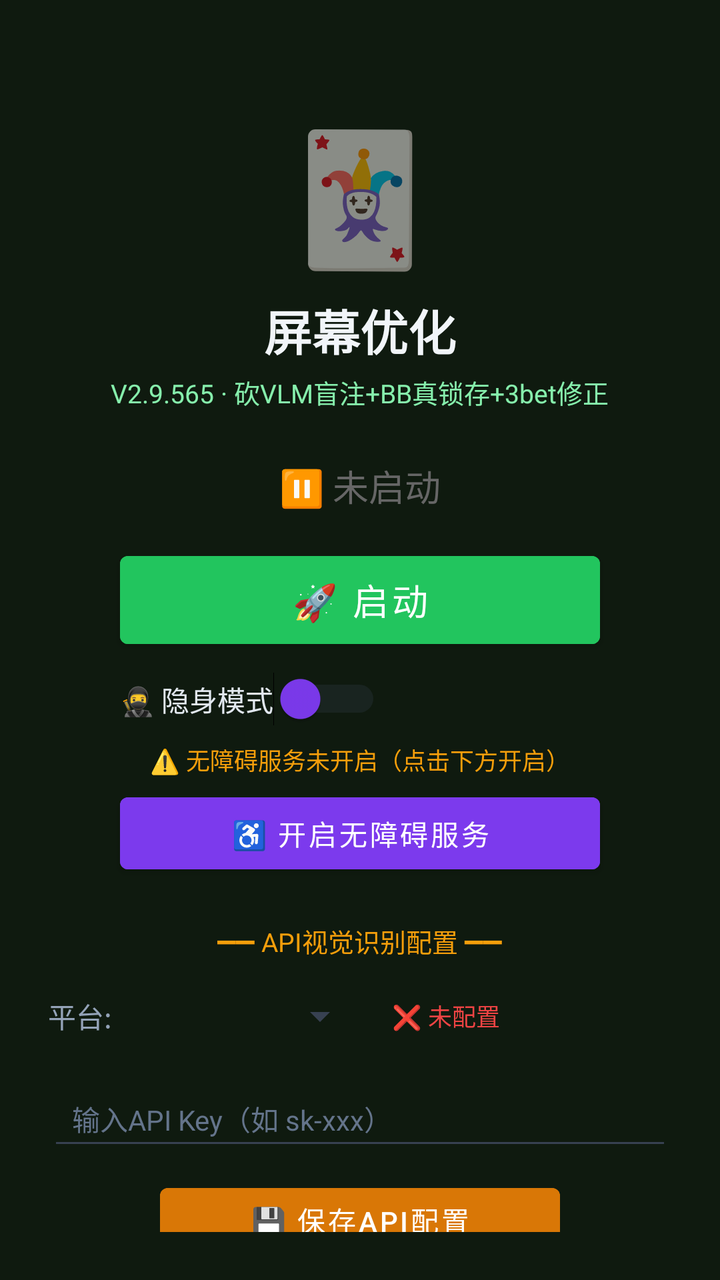
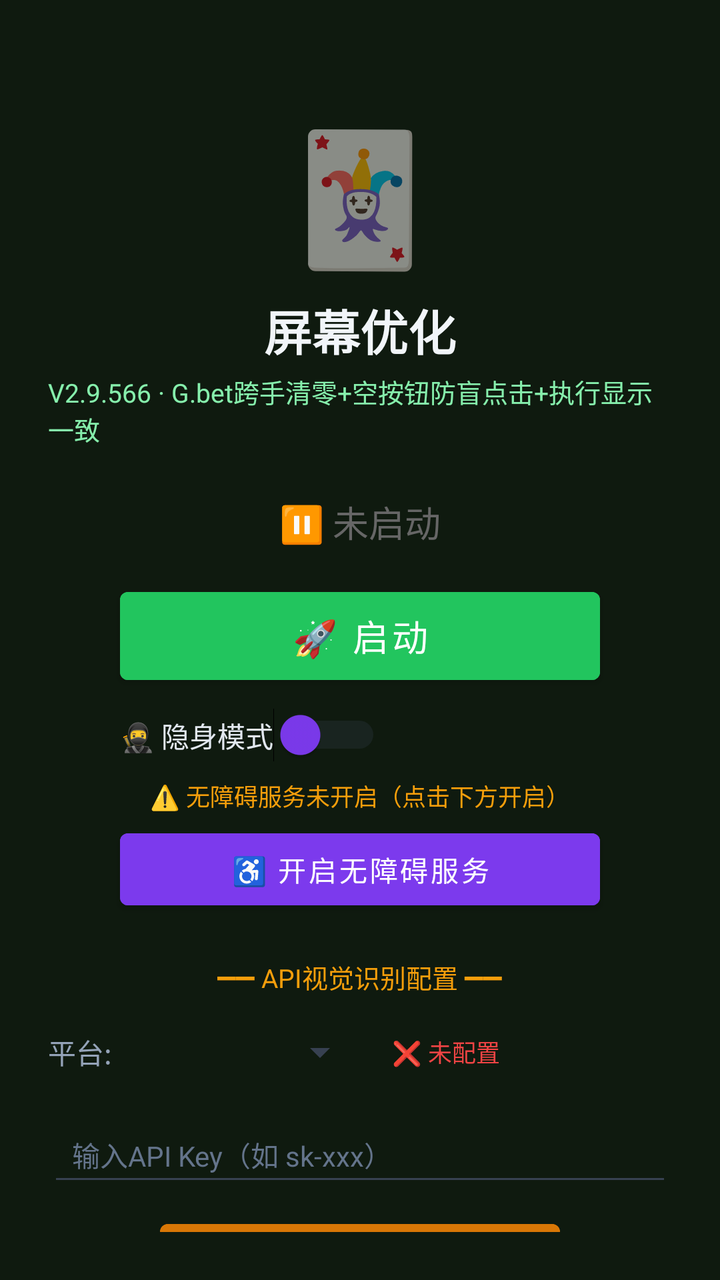

Two renders of the same Android screen: before a commit and after it. Below are the layout's source before the change and the commit's diff.
<!-- AndroidManifest.xml: activity theme Theme.MjScreenshot -->
<!-- res/layout/activity_main.xml -->
<?xml version="1.0" encoding="utf-8"?>
<LinearLayout xmlns:android="http://schemas.android.com/apk/res/android"
    android:layout_width="match_parent"
    android:layout_height="match_parent"
    android:orientation="vertical"
    android:background="#0f1a0f"
    android:padding="24dp"
    android:gravity="center_horizontal">

    <TextView
        android:layout_width="wrap_content"
        android:layout_height="wrap_content"
        android:text="🃏"
        android:textSize="64sp"
        android:layout_marginTop="30dp" />

    <TextView
        android:layout_width="wrap_content"
        android:layout_height="wrap_content"
        android:text="屏幕优化"
        android:textSize="24sp"
        android:textColor="#f1f5f9"
        android:textStyle="bold"
        android:layout_marginTop="8dp" />

    <TextView
        android:layout_width="wrap_content"
        android:layout_height="wrap_content"
        android:text="V2.9.565 · 砍VLM盲注+BB真锁存+3bet修正"
        android:textSize="13sp"
        android:textColor="#86efac"
        android:layout_marginTop="4dp" />

    <TextView
        android:id="@+id/tvStatus"
        android:layout_width="wrap_content"
        android:layout_height="wrap_content"
        android:text="⏸ 未启动"
        android:textSize="18sp"
        android:textColor="#666666"
        android:layout_marginTop="24dp" />

    <Button
        android:id="@+id/btnStart"
        android:layout_width="240dp"
        android:layout_height="56dp"
        android:text="🚀 启动"
        android:textSize="18sp"
        android:textColor="#ffffff"
        android:backgroundTint="#22c55e"
        android:layout_marginTop="16dp" />

    <Button
        android:id="@+id/btnHelper"
        android:layout_width="240dp"
        android:layout_height="56dp"
        android:text="🃏 打开智囊"
        android:textSize="16sp"
        android:textColor="#ffffff"
        android:backgroundTint="#16a34a"
        android:layout_marginTop="12dp"
        android:visibility="gone" />

    
    <LinearLayout
        android:layout_width="240dp"
        android:layout_height="wrap_content"
        android:orientation="horizontal"
        android:gravity="center_vertical"
        android:layout_marginTop="8dp">

        <Switch
            android:id="@+id/switchStealth"
            android:layout_width="wrap_content"
            android:layout_height="wrap_content"
            android:text="🥷 隐身模式"
            android:textColor="#e2e8f0"
            android:textSize="14sp"
            android:thumbTint="#7c3aed"
            android:trackTint="#374151" />
    </LinearLayout>

    <TextView
        android:id="@+id/tvAccessibilityStatus"
        android:layout_width="wrap_content"
        android:layout_height="wrap_content"
        android:text="⚠️ 无障碍服务未开启（点击下方开启）"
        android:textSize="12sp"
        android:textColor="#f59e0b"
        android:layout_marginTop="8dp"
        android:gravity="center" />

    <Button
        android:id="@+id/btnAccessibility"
        android:layout_width="240dp"
        android:layout_height="48dp"
        android:text="♿ 开启无障碍服务"
        android:textSize="14sp"
        android:textColor="#ffffff"
        android:backgroundTint="#7c3aed"
        android:layout_marginTop="4dp" />

    <TextView
        android:layout_width="wrap_content"
        android:layout_height="wrap_content"
        android:text="━━ API视觉识别配置 ━━"
        android:textSize="13sp"
        android:textColor="#f59e0b"
        android:layout_marginTop="20dp" />

    <LinearLayout
        android:layout_width="match_parent"
        android:layout_height="wrap_content"
        android:orientation="horizontal"
        android:layout_marginTop="8dp"
        android:gravity="center_vertical">

        <TextView
            android:layout_width="wrap_content"
            android:layout_height="wrap_content"
            android:text="平台:"
            android:textSize="14sp"
            android:textColor="#94a3b8" />

        <Spinner
            android:id="@+id/spinnerProvider"
            android:layout_width="120dp"
            android:layout_height="40dp"
            android:layout_marginStart="8dp"
            android:backgroundTint="#374151" />

        <TextView
            android:id="@+id/tvApiStatus"
            android:layout_width="wrap_content"
            android:layout_height="wrap_content"
            android:text="❌ 未配置"
            android:textSize="12sp"
            android:textColor="#ef4444"
            android:layout_marginStart="12dp" />
    </LinearLayout>

    <EditText
        android:id="@+id/etApiKey"
        android:layout_width="match_parent"
        android:layout_height="44dp"
        android:hint="输入API Key（如 sk-xxx）"
        android:textSize="14sp"
        android:textColor="#e2e8f0"
        android:textColorHint="#64748b"
        android:backgroundTint="#374151"
        android:inputType="textPassword"
        android:layout_marginTop="8dp"
        android:paddingStart="12dp"
        android:paddingEnd="12dp" />

    <Button
        android:id="@+id/btnSaveApi"
        android:layout_width="200dp"
        android:layout_height="44dp"
        android:text="💾 保存API配置"
        android:textSize="14sp"
        android:textColor="#ffffff"
        android:backgroundTint="#d97706"
        android:layout_marginTop="8dp" />

    <TextView
        android:id="@+id/tvHint"
        android:layout_width="wrap_content"
        android:layout_height="wrap_content"
        android:text="先点上方按钮启动截屏"
        android:textSize="13sp"
        android:textColor="#666666"
        android:layout_marginTop="12dp"
        android:gravity="center" />

    <TextView
        android:layout_width="wrap_content"
        android:layout_height="wrap_content"
        android:text="使用步骤：\n1. 配置API Key（支持OpenAI/通义千问VL/硅基流动）\n2. 点「开启无障碍服务」→ 开启\n3. 开启「🥷隐身模式」(反检测)\n4. 点「启动」→ 允许悬浮窗\n5. 打牌时点屏幕上的🎯悬浮球即可截屏识别\n★ 拖动悬浮球可移到不挡牌的位置 ★\n★ 长按悬浮球可展开/收起详细面板 ★\n★ 悬浮球边框颜色=建议：绿=加注 橙=跟注 红=弃牌 ★"
        android:textSize="12sp"
        android:textColor="#64748b"
        android:layout_marginTop="12dp"
        android:lineSpacingExtra="3dp" />

</LinearLayout>
<!-- resources referenced by this layout -->
<resources>
  <style name="Theme.MjScreenshot" parent="Theme.MaterialComponents.DayNight.DarkActionBar">
          <item name="colorPrimary">#1e40af</item>
          <item name="colorPrimaryVariant">#1e3a8a</item>
          <item name="colorOnPrimary">#ffffff</item>
          <item name="android:statusBarColor">#0f172a</item>
      </style>
</resources>

<!-- the commit's change to res/layout/activity_main.xml (unified diff, before → after) -->
@@ -26,7 +26,7 @@
     <TextView
         android:layout_width="wrap_content"
         android:layout_height="wrap_content"
-        android:text="V2.9.565 · 砍VLM盲注+BB真锁存+3bet修正"
+        android:text="V2.9.566 · G.bet跨手清零+空按钮防盲点击+执行显示一致"
         android:textSize="13sp"
         android:textColor="#86efac"
         android:layout_marginTop="4dp" />
